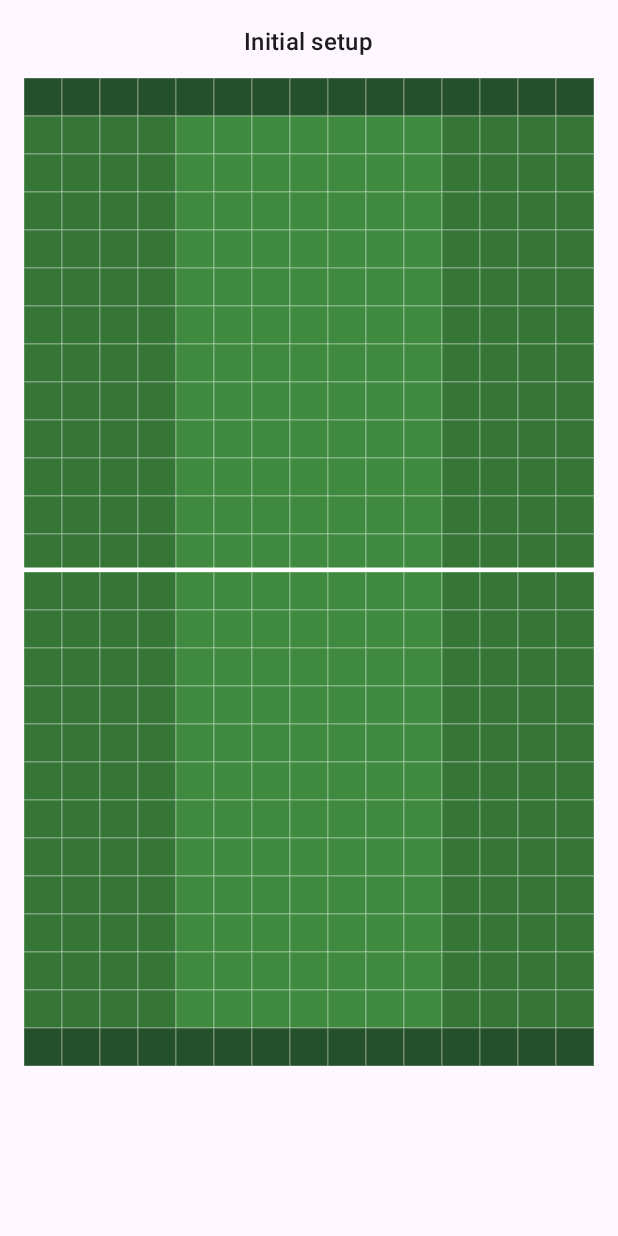
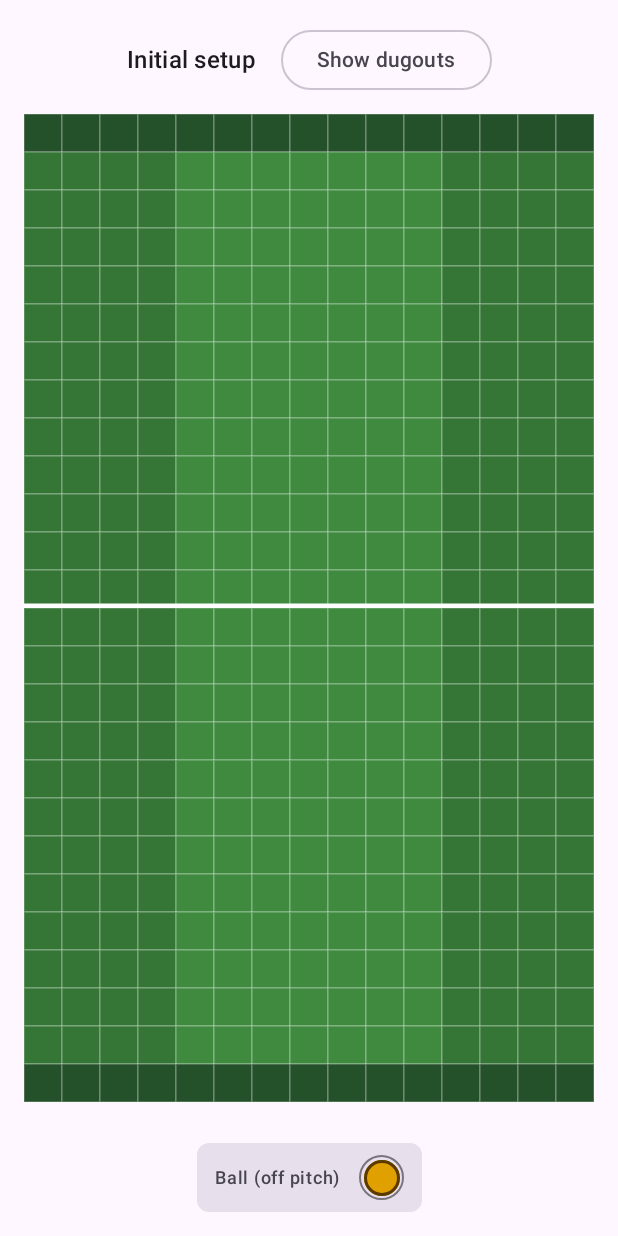
Before and after one commit to Bilpa/BBOTTD-trainer, an Android app built with Jetpack Compose: the screen it shows after launch (MainActivity), on a phone screen of 412 x 824 dp. Run offline under Robolectric (Android 15) with nearby library versions, the phone set to English and light mode, and no system bars.

Commit message:
add player and balltokens, increase default window size

```diff
--- a/androidApp/src/main/kotlin/org/example/bbottd_trainer/MainActivity.kt
+++ b/androidApp/src/main/kotlin/org/example/bbottd_trainer/MainActivity.kt
@@ -13,7 +13,8 @@ class MainActivity : ComponentActivity() {
         super.onCreate(savedInstanceState)
 
         setContent {
-            App()
+            // Dugouts start hidden on Android because of limited screen space.
+            App(dugoutsVisibleByDefault = false)
         }
     }
 }
@@ -21,5 +22,5 @@ class MainActivity : ComponentActivity() {
 @Preview
 @Composable
 fun AppAndroidPreview() {
-    App()
+    App(dugoutsVisibleByDefault = false)
 }
--- a/shared/src/commonMain/kotlin/org/example/bbottd_trainer/App.kt
+++ b/shared/src/commonMain/kotlin/org/example/bbottd_trainer/App.kt
@@ -13,17 +13,23 @@ import androidx.compose.ui.tooling.preview.Preview
 import org.example.bbottd_trainer.presentation.BoardStateHolder
 import org.example.bbottd_trainer.ui.BoardScreen
 
-/** Shared root composable used by the Android, desktop and web entry points. */
+/**
+ * Shared root composable used by the Android, desktop and web entry points.
+ *
+ * @param dugoutsVisibleByDefault whether the dugouts start visible. Android passes `false` because
+ *   of limited screen space; the user can open them with the "Show dugouts" button.
+ */
 @Composable
 @Preview
-fun App() {
-    val stateHolder = remember { BoardStateHolder() }
+fun App(dugoutsVisibleByDefault: Boolean = true) {
+    val stateHolder = remember { BoardStateHolder(dugoutsVisible = dugoutsVisibleByDefault) }
     val state by stateHolder.state.collectAsState()
 
     MaterialTheme {
         Surface(modifier = Modifier.fillMaxSize()) {
             BoardScreen(
                 state = state,
+                onAction = stateHolder::onAction,
                 modifier = Modifier.safeContentPadding(),
             )
         }
--- a/shared/src/commonMain/kotlin/org/example/bbottd_trainer/presentation/BoardStateHolder.kt
+++ b/shared/src/commonMain/kotlin/org/example/bbottd_trainer/presentation/BoardStateHolder.kt
@@ -3,20 +3,34 @@ package org.example.bbottd_trainer.presentation
 import kotlinx.coroutines.flow.MutableStateFlow
 import kotlinx.coroutines.flow.StateFlow
 import kotlinx.coroutines.flow.asStateFlow
+import kotlinx.coroutines.flow.update
 import org.example.bbottd_trainer.domain.SampleSetups
 import org.example.bbottd_trainer.domain.TacticalSetup
 
 /**
  * Holds the board screen's state and exposes it as a [StateFlow].
  *
- * This is a plain Kotlin class, not a lifecycle ViewModel. The UI observes [state] and will send
- * explicit actions to this class; it never mutates the setup itself. Editing actions (selection,
- * moving players and the ball, reset) are added in Milestone 2.
+ * This is a plain Kotlin class, not a lifecycle ViewModel. The UI observes [state] and sends
+ * explicit [BoardAction]s to [onAction]; it never mutates the setup itself. Editing actions
+ * (selection, moving players and the ball, reset) are added in Milestone 2.
+ *
+ * @param dugoutsVisible whether the dugouts start visible. Android starts with them hidden because
+ *   of limited screen space.
  */
 class BoardStateHolder(
     initialSetup: TacticalSetup = SampleSetups.initial,
+    dugoutsVisible: Boolean = true,
 ) {
-    private val mutableState = MutableStateFlow(BoardUiState(setup = initialSetup))
+    private val mutableState = MutableStateFlow(
+        BoardUiState(setup = initialSetup, dugoutsVisible = dugoutsVisible),
+    )
 
     val state: StateFlow<BoardUiState> = mutableState.asStateFlow()
+
+    fun onAction(action: BoardAction) {
+        when (action) {
+            is BoardAction.SetDugoutsVisible ->
+                mutableState.update { it.copy(dugoutsVisible = action.visible) }
+        }
+    }
 }
--- a/shared/src/commonMain/kotlin/org/example/bbottd_trainer/presentation/BoardUiState.kt
+++ b/shared/src/commonMain/kotlin/org/example/bbottd_trainer/presentation/BoardUiState.kt
@@ -15,4 +15,5 @@ data class BoardUiState(
     val selectedPlayerId: PlayerId? = null,
     val selectedPosition: BoardPosition? = null,
     val isDirty: Boolean = false,
+    val dugoutsVisible: Boolean = true,
 )
--- a/shared/src/commonMain/kotlin/org/example/bbottd_trainer/ui/BoardScreen.kt
+++ b/shared/src/commonMain/kotlin/org/example/bbottd_trainer/ui/BoardScreen.kt
@@ -2,24 +2,42 @@ package org.example.bbottd_trainer.ui
 
 import androidx.compose.foundation.layout.Arrangement
 import androidx.compose.foundation.layout.Column
+import androidx.compose.foundation.layout.Row
+import androidx.compose.foundation.layout.fillMaxHeight
 import androidx.compose.foundation.layout.fillMaxSize
 import androidx.compose.foundation.layout.fillMaxWidth
 import androidx.compose.foundation.layout.padding
+import androidx.compose.foundation.layout.width
 import androidx.compose.material3.MaterialTheme
+import androidx.compose.material3.OutlinedButton
 import androidx.compose.material3.Text
 import androidx.compose.runtime.Composable
 import androidx.compose.ui.Alignment
 import androidx.compose.ui.Modifier
 import androidx.compose.ui.unit.dp
+import org.example.bbottd_trainer.domain.Team
+import org.example.bbottd_trainer.presentation.BoardAction
 import org.example.bbottd_trainer.presentation.BoardUiState
+import org.example.bbottd_trainer.presentation.dugoutSections
+import org.example.bbottd_trainer.presentation.pitchTokens
+import org.example.bbottd_trainer.ui.ball.OffPitchBallArea
+import org.example.bbottd_trainer.ui.dugout.Dugout
 import org.example.bbottd_trainer.ui.pitch.Pitch
 
-/** The board editor screen. Renders [state]; it does not change it. */
+private val DugoutWidth = 168.dp
+
+/**
+ * The board editor screen: the home dugout left of the pitch and the away dugout right of it.
+ * Renders [state] and reports user actions through [onAction]; it never changes state itself.
+ */
 @Composable
 fun BoardScreen(
     state: BoardUiState,
+    onAction: (BoardAction) -> Unit,
     modifier: Modifier = Modifier,
 ) {
+    val setup = state.setup
+
     Column(
         modifier = modifier
             .fillMaxSize()
@@ -27,14 +45,64 @@ fun BoardScreen(
         horizontalAlignment = Alignment.CenterHorizontally,
         verticalArrangement = Arrangement.spacedBy(12.dp),
     ) {
-        Text(
-            text = state.setup.name,
-            style = MaterialTheme.typography.titleMedium,
-        )
-        Pitch(
+        Row(
+            verticalAlignment = Alignment.CenterVertically,
+            horizontalArrangement = Arrangement.spacedBy(16.dp),
+        ) {
+            Text(
+                text = setup.name,
+                style = MaterialTheme.typography.titleMedium,
+            )
+            OutlinedButton(
+                onClick = { onAction(BoardAction.SetDugoutsVisible(!state.dugoutsVisible)) },
+            ) {
+                Text(if (state.dugoutsVisible) "Hide dugouts" else "Show dugouts")
+            }
+        }
+
+        Row(
             modifier = Modifier
                 .fillMaxWidth()
                 .weight(1f),
-        )
+            horizontalArrangement = Arrangement.spacedBy(12.dp),
+        ) {
+            if (state.dugoutsVisible) {
+                TeamDugout(state, setup.home)
+            }
+            Column(
+                modifier = Modifier
+                    .weight(1f)
+                    .fillMaxHeight(),
+                horizontalAlignment = Alignment.CenterHorizontally,
+                verticalArrangement = Arrangement.spacedBy(8.dp),
+            ) {
+                Pitch(
+                    tokens = setup.pitchTokens(),
+                    ballPosition = setup.ball.position,
+                    modifier = Modifier
+                        .fillMaxWidth()
+                        .weight(1f),
+                )
+                OffPitchBallArea(ballIsOffPitch = !setup.ball.isOnPitch)
+            }
+            if (state.dugoutsVisible) {
+                TeamDugout(state, setup.away)
+            }
+        }
     }
 }
+
+@Composable
+private fun TeamDugout(
+    state: BoardUiState,
+    team: Team,
+) {
+    Dugout(
+        teamName = team.name,
+        teamColor = team.color,
+        sections = state.setup.dugoutSections(team.id),
+        modifier = Modifier
+            .width(DugoutWidth)
+            .fillMaxHeight(),
+    )
+}
--- /dev/null
+++ b/shared/src/commonMain/kotlin/org/example/bbottd_trainer/ui/ball/BallTokenView.kt
@@ -0,0 +1,32 @@
+package org.example.bbottd_trainer.ui.ball
+
+import androidx.compose.foundation.background
+import androidx.compose.foundation.border
+import androidx.compose.foundation.layout.size
+import androidx.compose.foundation.shape.CircleShape
+import androidx.compose.foundation.layout.Box
+import androidx.compose.runtime.Composable
+import androidx.compose.ui.Modifier
+import androidx.compose.ui.graphics.Color
+import androidx.compose.ui.semantics.contentDescription
+import androidx.compose.ui.semantics.semantics
+import androidx.compose.ui.unit.Dp
+import androidx.compose.ui.unit.dp
+
+private val BallColor = Color(0xFFE0A000)
+private val BallOutline = Color(0xFF5A3A00)
+
+/** The ball marker: a gold circle with a dark outline, distinct from the team-coloured players. */
+@Composable
+fun BallTokenView(
+    size: Dp,
+    modifier: Modifier = Modifier,
+) {
+    Box(
+        modifier = modifier
+            .size(size)
+            .background(BallColor, CircleShape)
+            .border(1.5.dp, BallOutline, CircleShape)
+            .semantics { contentDescription = "Ball" },
+    )
+}
--- /dev/null
+++ b/shared/src/commonMain/kotlin/org/example/bbottd_trainer/ui/ball/OffPitchBallArea.kt
@@ -0,0 +1,57 @@
+package org.example.bbottd_trainer.ui.ball
+
+import androidx.compose.foundation.border
+import androidx.compose.foundation.layout.Arrangement
+import androidx.compose.foundation.layout.Box
+import androidx.compose.foundation.layout.Row
+import androidx.compose.foundation.layout.padding
+import androidx.compose.foundation.layout.size
+import androidx.compose.foundation.shape.CircleShape
+import androidx.compose.foundation.shape.RoundedCornerShape
+import androidx.compose.material3.MaterialTheme
+import androidx.compose.material3.Surface
+import androidx.compose.material3.Text
+import androidx.compose.runtime.Composable
+import androidx.compose.ui.Alignment
+import androidx.compose.ui.Modifier
+import androidx.compose.ui.unit.dp
+
+private val BallSlotSize = 30.dp
+
+/**
+ * The place below the pitch where the ball sits while it is off the pitch (its position is
+ * `null`). The area is always shown so the layout stays stable; its slot is empty while the ball
+ * is on the pitch.
+ */
+@Composable
+fun OffPitchBallArea(
+    ballIsOffPitch: Boolean,
+    modifier: Modifier = Modifier,
+) {
+    Surface(
+        modifier = modifier,
+        shape = RoundedCornerShape(8.dp),
+        color = MaterialTheme.colorScheme.surfaceVariant,
+    ) {
+        Row(
+            modifier = Modifier.padding(horizontal = 12.dp, vertical = 8.dp),
+            verticalAlignment = Alignment.CenterVertically,
+            horizontalArrangement = Arrangement.spacedBy(12.dp),
+        ) {
+            Text(
+                text = if (ballIsOffPitch) "Ball (off pitch)" else "Ball (on pitch)",
+                style = MaterialTheme.typography.labelMedium,
+            )
+            Box(
+                modifier = Modifier
+                    .size(BallSlotSize)
+                    .border(1.dp, MaterialTheme.colorScheme.outline, CircleShape),
+                contentAlignment = Alignment.Center,
+            ) {
+                if (ballIsOffPitch) {
+                    BallTokenView(size = BallSlotSize - 6.dp)
+                }
+            }
+        }
+    }
+}
--- a/shared/src/commonMain/kotlin/org/example/bbottd_trainer/ui/pitch/Pitch.kt
+++ b/shared/src/commonMain/kotlin/org/example/bbottd_trainer/ui/pitch/Pitch.kt
@@ -1,10 +1,10 @@
 package org.example.bbottd_trainer.ui.pitch
 
 import androidx.compose.foundation.background
+import androidx.compose.foundation.layout.Box
 import androidx.compose.foundation.layout.BoxWithConstraints
 import androidx.compose.foundation.layout.Column
 import androidx.compose.foundation.layout.Row
-import androidx.compose.foundation.layout.Spacer
 import androidx.compose.foundation.layout.size
 import androidx.compose.runtime.Composable
 import androidx.compose.ui.Alignment
@@ -19,6 +19,9 @@ import androidx.compose.ui.unit.Dp
 import androidx.compose.ui.unit.dp
 import org.example.bbottd_trainer.domain.Board
 import org.example.bbottd_trainer.domain.BoardPosition
+import org.example.bbottd_trainer.presentation.PlayerToken
+import org.example.bbottd_trainer.ui.ball.BallTokenView
+import org.example.bbottd_trainer.ui.player.PlayerTokenView
 
 private val CentreFieldColor = Color(0xFF3F8A3F)
 private val WideZoneColor = Color(0xFF357535)
@@ -33,6 +36,8 @@ private val LineOfScrimmageColor = Color.White
 @Composable
 fun Pitch(
     modifier: Modifier = Modifier,
+    tokens: Map<BoardPosition, PlayerToken> = emptyMap(),
+    ballPosition: BoardPosition? = null,
     markings: PitchMarkings = PitchMarkings.STANDARD,
 ) {
     BoxWithConstraints(modifier, contentAlignment = Alignment.TopCenter) {
@@ -46,10 +51,13 @@ fun Pitch(
             for (y in Board.rows) {
                 Row {
                     for (x in Board.columns) {
+                        val position = BoardPosition(x, y)
                         PitchCell(
-                            area = markings.areaOf(BoardPosition(x, y)),
+                            area = markings.areaOf(position),
                             lineOfScrimmageBelow = markings.hasLineOfScrimmageBelow(y),
                             size = cellSize,
+                            token = tokens[position],
+                            hasBall = position == ballPosition,
                         )
                     }
                 }
@@ -63,8 +71,11 @@ private fun PitchCell(
     area: PitchArea,
     lineOfScrimmageBelow: Boolean,
     size: Dp,
+    token: PlayerToken?,
+    hasBall: Boolean,
 ) {
-    Spacer(
+    Box(
+        contentAlignment = Alignment.Center,
         modifier = Modifier
             .size(size)
             .background(area.color)
@@ -82,7 +93,22 @@ private fun PitchCell(
                     )
                 }
             },
-    )
+    ) {
+        if (token != null) {
+            PlayerTokenView(token = token, size = size * 0.85f)
+        }
+        if (hasBall) {
+            if (token == null) {
+                BallTokenView(size = size * 0.55f)
+            } else {
+                // Shares the cell with a player: smaller, in the corner, so both stay visible.
+                BallTokenView(
+                    size = size * 0.4f,
+                    modifier = Modifier.align(Alignment.BottomEnd),
+                )
+            }
+        }
+    }
 }
 
 private val PitchArea.color: Color
```
Also changed, not shown: desktopApp/src/main/kotlin/org/example/bbottd_trainer/main.kt (+10 -0 lines), shared/src/commonMain/kotlin/org/example/bbottd_trainer/presentation/BoardAction.kt (added, +7 -0 lines), shared/src/commonMain/kotlin/org/example/bbottd_trainer/presentation/BoardView.kt (added, +66 -0 lines), shared/src/commonMain/kotlin/org/example/bbottd_trainer/ui/dugout/Dugout.kt (added, +78 -0 lines), shared/src/commonMain/kotlin/org/example/bbottd_trainer/ui/player/PlayerTokenView.kt (added, +62 -0 lines), 2 other files.
